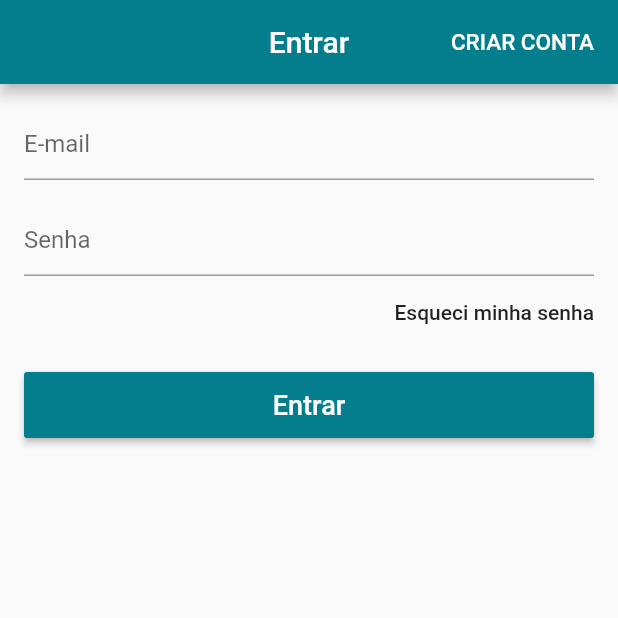
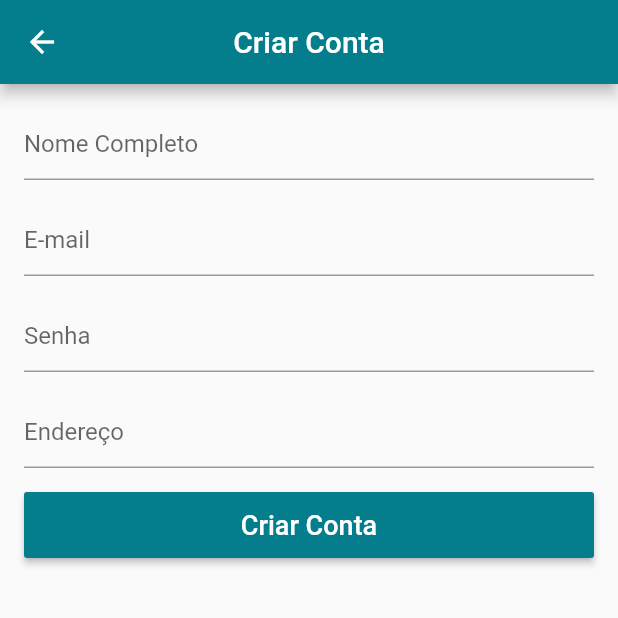
Before and after one commit to vinimass/loja_virtual, a Flutter app: the LoginScreen screen opened directly, after a tap on "CRIAR CONTA", on a phone screen of 412 x 824 dp, the top half of it. Run offline on Flutter 3.47's test engine with Material 2 defaults, Android fonts, the phone set to English and light mode, and no system bars; our stand-ins replace carousel_pro, cloud_firestore, transparent_image; accounts and stored records are empty.

Commit message:
Criada tela de novo usuário

```diff
--- a/lib/main.dart
+++ b/lib/main.dart
@@ -1,6 +1,7 @@
 import 'package:flutter/material.dart';
 import 'package:loja_virtual/screens/home_screen.dart';
 import 'package:loja_virtual/screens/login_screen.dart';
+import 'package:loja_virtual/screens/signup_screen.dart';
 
 void main() => runApp(new MyApp());
 
@@ -15,7 +16,7 @@ class MyApp extends StatelessWidget {
        primaryColor: Color.fromARGB(255, 4, 125, 141)
       ),
       debugShowCheckedModeBanner: false,
-      home: LoginScreen()
+      home: HomeScreen()
     );
   }
 }
--- a/lib/screens/login_screen.dart
+++ b/lib/screens/login_screen.dart
@@ -1,4 +1,5 @@
 import 'package:flutter/material.dart';
+import 'package:loja_virtual/screens/signup_screen.dart';
 
 class LoginScreen extends StatelessWidget {
 
@@ -20,7 +21,9 @@ class LoginScreen extends StatelessWidget {
             ),
             textColor: Colors.white,
             onPressed: (){
-
+              Navigator.of(context).pushReplacement(
+                MaterialPageRoute(builder: (context)=>SignUpScreen())
+              );
             },
           )
         ],
--- /dev/null
+++ b/lib/screens/signup_screen.dart
@@ -0,0 +1,79 @@
+import 'package:flutter/material.dart';
+
+class SignUpScreen extends StatelessWidget {
+
+  final _formKey = GlobalKey<FormState>();
+
+  @override
+  Widget build(BuildContext context) {
+    return Scaffold(
+      appBar: AppBar(
+        title: Text("Criar Conta"),
+        centerTitle: true,
+      ),
+      body: Form(
+        key: _formKey,
+        child: ListView(
+          padding: EdgeInsets.all(16.0),
+          children: <Widget>[
+            TextFormField(
+              decoration: InputDecoration(
+                  hintText: "Nome Completo"
+              ),
+              validator: (text){
+                if(text.isEmpty) return "Nome inválido!";
+
+              },
+            ),
+            SizedBox(height: 16.0,),
+            TextFormField(
+              decoration: InputDecoration(
+                  hintText: "E-mail"
+              ),
+              keyboardType: TextInputType.emailAddress,
+              validator: (text){
+                if(text.isEmpty || !text.contains("@")) return "E-mail inválido!";
+
+              },
+            ),
+            SizedBox(height: 16.0,),
+            TextFormField(
+              decoration: InputDecoration(
+                  hintText: "Senha"
+              ),
+              obscureText: true,
+              validator: (text){
+                if(text.isEmpty || text.length < 6) return "Senha inválida!";
+              },
+            ),
+            SizedBox(height: 16.0,),
+            TextFormField(
+              decoration: InputDecoration(
+                  hintText: "Endereço"
+              ),
+              validator: (text){
+                if(text.isEmpty) return "Endereço inválido!";
+              },
+            ),
+            SizedBox(height: 16.0,),
+            SizedBox(height: 44.0,
+                child: RaisedButton(
+                  child: Text("Criar Conta",
+                    style: TextStyle(
+                      fontSize: 18.0,
+                    ),
+                  ),
+                  textColor: Colors.white,
+                  color: Theme.of(context).primaryColor,
+                  onPressed: (){
+                    if(_formKey.currentState.validate()){
+
+                    }
+                  },
+                ))
+          ],
+        ),
+      ),
+    );
+  }
+}
--- a/lib/widgets/custom_drawer.dart
+++ b/lib/widgets/custom_drawer.dart
@@ -1,4 +1,5 @@
 import 'package:flutter/material.dart';
+import 'package:loja_virtual/screens/login_screen.dart';
 import 'package:loja_virtual/tiles/drawer_tile.dart';
 
 class CustomDrawer extends StatelessWidget {
@@ -59,7 +60,9 @@ class CustomDrawer extends StatelessWidget {
                              ),
                            ),
                            onTap: (){
-
+                              Navigator.of(context).push(
+                                MaterialPageRoute(builder: (context)=>LoginScreen())
+                              );
                            }
                          )
                         ],
```
